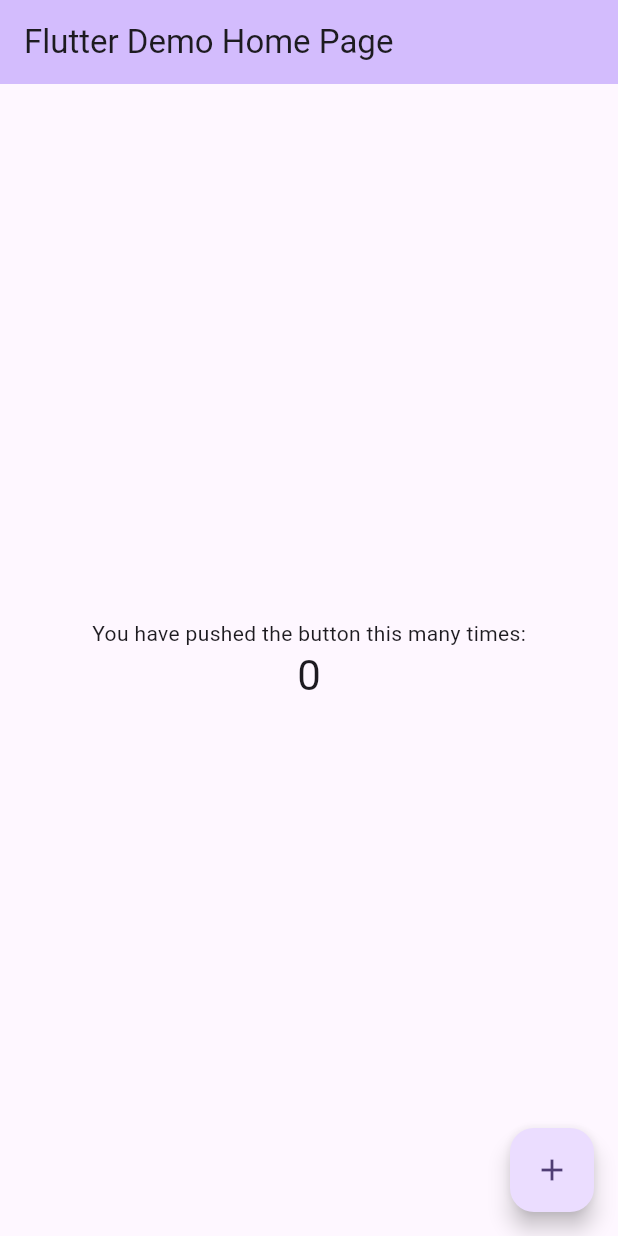
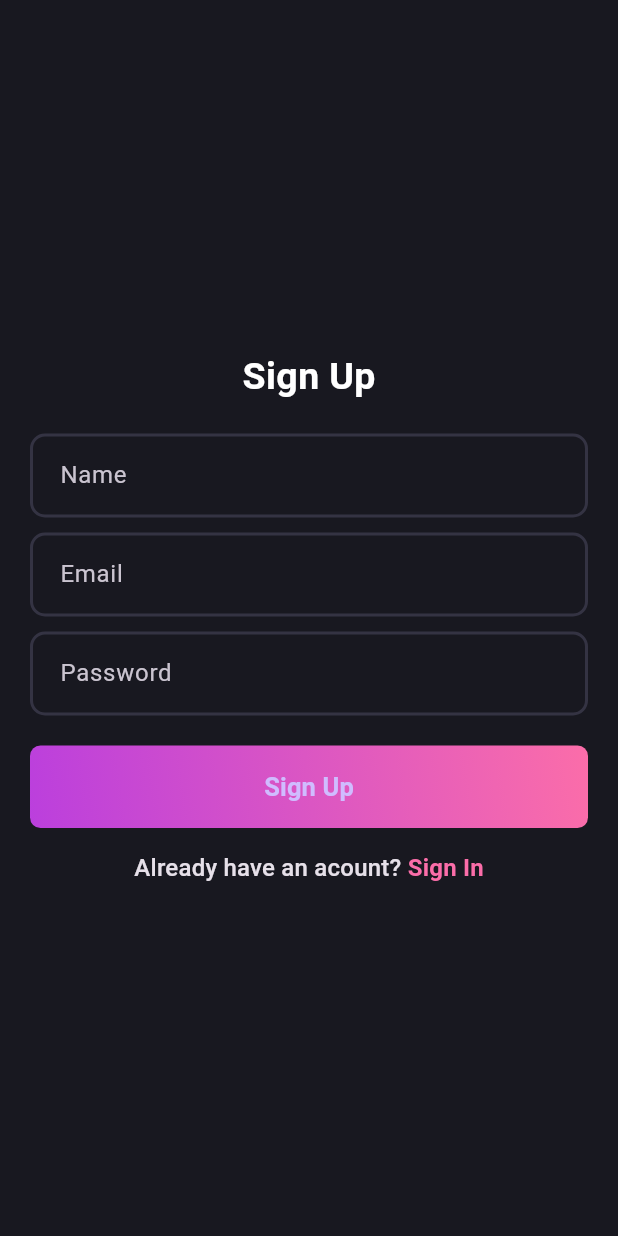
Before and after one commit to about-flutter/blog, a Flutter app: the screen it shows after launch, on a phone screen of 412 x 824 dp. Run offline on Flutter 3.47's test engine with Material 3 defaults, Android fonts, the phone set to English and light mode, and no system bars.

Commit message:
form sign up screen

```diff
--- /dev/null
+++ b/lib/core/theme/appPalette.dart
@@ -0,0 +1,14 @@
+
+
+import 'package:flutter/material.dart';
+class AppPalette {
+  static const Color backgroundColor = Color.fromRGBO(24, 24, 32, 1);
+  static const Color gradient1 = Color.fromRGBO(187, 63, 221, 1);
+  static const Color gradient2 = Color.fromRGBO(251, 109, 169, 1);
+  static const Color gradient3 = Color.fromRGBO(255, 159, 124, 1);
+  static const Color borderColor = Color.fromRGBO(52, 51, 67, 1);
+  static const Color whiteColor = Colors.white;
+  static const Color greyColor = Colors.grey;
+  static const Color errorColor = Colors.redAccent;
+  static const Color transparentColor = Colors.transparent;
+}
--- /dev/null
+++ b/lib/core/theme/theme.dart
@@ -0,0 +1,22 @@
+import 'package:blog/core/theme/appPalette.dart';
+import 'package:flutter/material.dart';
+
+class AppTheme {
+
+static border([Color color = AppPalette.borderColor]) => OutlineInputBorder(
+    borderSide: BorderSide(
+      color: color,
+      width: 2
+      ),
+    borderRadius: BorderRadius.circular(10),
+  );
+
+  static final darkThemeMode = ThemeData.dark().copyWith(
+    scaffoldBackgroundColor: AppPalette.backgroundColor,
+   inputDecorationTheme: InputDecorationTheme(
+    contentPadding: const EdgeInsets.all(16),
+    enabledBorder: border(),
+    focusedBorder: border(AppPalette.gradient2),
+   )
+  );
+}
--- /dev/null
+++ b/lib/features/auth/presentation/pages/signup_screen.dart
@@ -0,0 +1,79 @@
+import 'package:blog/core/theme/appPalette.dart';
+import 'package:blog/features/auth/presentation/widgets/auth_gradient_button.dart';
+import 'package:blog/features/auth/presentation/widgets/text_field.dart';
+import 'package:flutter/material.dart';
+
+class SignUpScreen extends StatefulWidget {
+  const SignUpScreen({super.key});
+
+  @override
+  State<SignUpScreen> createState() => _SignUpScreenState();
+}
+
+class _SignUpScreenState extends State<SignUpScreen> {
+  final formKey = GlobalKey<FormState>();
+  final emailController = TextEditingController();
+  final nameController = TextEditingController();
+  final passwordController = TextEditingController();
+  @override
+  void dispose() {
+    emailController.dispose();
+    nameController.dispose();
+    passwordController.dispose();
+    super.dispose();
+  }
+
+  @override
+  Widget build(BuildContext context) {
+    return Scaffold(
+      body: Padding(
+        padding: const EdgeInsets.all(20.0),
+        child: Form(
+          key: formKey,
+          child: Column(
+            mainAxisAlignment: MainAxisAlignment.center,
+            children: [
+              Text(
+                'Sign Up',
+                style: TextStyle(
+                  fontSize: 25,
+                  color: AppPalette.whiteColor,
+                  fontWeight: FontWeight.bold,
+                ),
+              ),
+              const SizedBox(height: 20),
+              AuthField(hintText: 'Name',
+              controller: nameController),
+              const SizedBox(height: 10),
+              AuthField(hintText: 'Email',
+              controller: emailController),
+              const SizedBox(height: 10),
+              AuthField(hintText: 'Password',
+              controller: passwordController,
+              isViewText: true,
+              ),
+              const SizedBox(height: 20),
+              AuthGradientButton(),
+              const SizedBox(height: 15),
+              RichText(
+                text: TextSpan(
+                  text: 'Already have an acount?',
+                  style: Theme.of(context).textTheme.titleMedium,
+                  children: [
+                    TextSpan(
+                      text: ' Sign In',
+                      style: Theme.of(context).textTheme.titleMedium?.copyWith(
+                        color: AppPalette.gradient2,
+                        fontWeight: FontWeight.bold,
+                      ),
+                    ),
+                  ],
+                ),
+              ),
+            ],
+          ),
+        ),
+      ),
+    );
+  }
+}
--- /dev/null
+++ b/lib/features/auth/presentation/widgets/auth_gradient_button.dart
@@ -0,0 +1,36 @@
+
+
+import 'package:blog/core/theme/appPalette.dart';
+import 'package:flutter/material.dart';
+
+class AuthGradientButton extends StatelessWidget {
+  const AuthGradientButton({super.key});
+  @override
+  Widget build(BuildContext context) {
+    return Container(
+      decoration: BoxDecoration(
+        gradient: const LinearGradient(colors: [
+          AppPalette.gradient1,
+          AppPalette.gradient2,
+
+        ],
+        begin: Alignment.bottomLeft,
+        end: Alignment.topRight,
+        ),
+        borderRadius: BorderRadius.circular(7),
+      ),
+      child: ElevatedButton(
+        onPressed: () {},
+        style: ElevatedButton.styleFrom(
+          fixedSize: Size(395, 55),
+          backgroundColor: AppPalette.transparentColor,
+          shadowColor: AppPalette.transparentColor
+        ),
+        child: const Text('Sign Up',
+        style:TextStyle(fontSize: 17, fontWeight: FontWeight.bold) ,
+        ),
+        ),
+    );
+  }
+
+}
--- /dev/null
+++ b/lib/features/auth/presentation/widgets/text_field.dart
@@ -0,0 +1,31 @@
+import 'package:flutter/material.dart';
+
+class AuthField extends StatelessWidget {
+  final String hintText;
+  final TextEditingController controller;
+  final bool isViewText;
+  const AuthField({
+    super.key,
+    required this.hintText,
+    required this.controller,
+    this.isViewText = false,
+  });
+
+  @override
+  Widget build(BuildContext context) {
+    return TextFormField(
+      controller: controller,
+      decoration: InputDecoration(
+        hintText: hintText,
+        border: OutlineInputBorder(),
+      ),
+      validator: (value) {
+        if (value!.isEmpty) {
+          return "$hintText is missing! ";
+        }
+        return null;
+      },
+      obscureText: isViewText,
+    );
+  }
+}
--- a/lib/main.dart
+++ b/lib/main.dart
@@ -1,3 +1,6 @@
+
+import 'package:blog/core/theme/theme.dart';
+import 'package:blog/features/auth/presentation/pages/signup_screen.dart';
 import 'package:flutter/material.dart';
 
 void main() {
@@ -11,112 +14,11 @@ class MyApp extends StatelessWidget {
   @override
   Widget build(BuildContext context) {
     return MaterialApp(
-      title: 'Flutter Demo',
-      theme: ThemeData(
-        // This is the theme of your application.
-        //
-        // TRY THIS: Try running your application with "flutter run". You'll see
-        // the application has a purple toolbar. Then, without quitting the app,
-        // try changing the seedColor in the colorScheme below to Colors.green
-        // and then invoke "hot reload" (save your changes or press the "hot
-        // reload" button in a Flutter-supported IDE, or press "r" if you used
-        // the command line to start the app).
-        //
-        // Notice that the counter didn't reset back to zero; the application
-        // state is not lost during the reload. To reset the state, use hot
-        // restart instead.
-        //
-        // This works for code too, not just values: Most code changes can be
-        // tested with just a hot reload.
-        colorScheme: ColorScheme.fromSeed(seedColor: Colors.deepPurple),
-      ),
-      home: const MyHomePage(title: 'Flutter Demo Home Page'),
+      debugShowCheckedModeBanner: false,
+      title: 'Blog App',
+      theme: AppTheme.darkThemeMode,
+     home: SignUpScreen()
     );
+
   }
 }
-
-class MyHomePage extends StatefulWidget {
-  const MyHomePage({super.key, required this.title});
-
-  // This widget is the home page of your application. It is stateful, meaning
-  // that it has a State object (defined below) that contains fields that affect
-  // how it looks.
-
-  // This class is the configuration for the state. It holds the values (in this
-  // case the title) provided by the parent (in this case the App widget) and
-  // used by the build method of the State. Fields in a Widget subclass are
-  // always marked "final".
-
-  final String title;
-
-  @override
-  State<MyHomePage> createState() => _MyHomePageState();
-}
-
-class _MyHomePageState extends State<MyHomePage> {
-  int _counter = 0;
-
-  void _incrementCounter() {
-    setState(() {
-      // This call to setState tells the Flutter framework that something has
-      // changed in this State, which causes it to rerun the build method below
-      // so that the display can reflect the updated values. If we changed
-      // _counter without calling setState(), then the build method would not be
-      // called again, and so nothing would appear to happen.
-      _counter++;
-    });
-  }
-
-  @override
-  Widget build(BuildContext context) {
-    // This method is rerun every time setState is called, for instance as done
-    // by the _incrementCounter method above.
-    //
-    // The Flutter framework has been optimized to make rerunning build methods
-    // fast, so that you can just rebuild anything that needs updating rather
-    // than having to individually change instances of widgets.
-    return Scaffold(
-      appBar: AppBar(
-        // TRY THIS: Try changing the color here to a specific color (to
-        // Colors.amber, perhaps?) and trigger a hot reload to see the AppBar
-        // change color while the other colors stay the same.
-        backgroundColor: Theme.of(context).colorScheme.inversePrimary,
-        // Here we take the value from the MyHomePage object that was created by
-        // the App.build method, and use it to set our appbar title.
-        title: Text(widget.title),
-      ),
-      body: Center(
-        // Center is a layout widget. It takes a single child and positions it
-        // in the middle of the parent.
-        child: Column(
-          // Column is also a layout widget. It takes a list of children and
-          // arranges them vertically. By default, it sizes itself to fit its
-          // children horizontally, and tries to be as tall as its parent.
-          //
-          // Column has various properties to control how it sizes itself and
-          // how it positions its children. Here we use mainAxisAlignment to
-          // center the children vertically; the main axis here is the vertical
-          // axis because Columns are vertical (the cross axis would be
-          // horizontal).
-          //
-          // TRY THIS: Invoke "debug painting" (choose the "Toggle Debug Paint"
-          // action in the IDE, or press "p" in the console), to see the
-          // wireframe for each widget.
-          mainAxisAlignment: MainAxisAlignment.center,
-          children: <Widget>[
-            const Text('You have pushed the button this many times:'),
-            Text(
-              '$_counter',
-              style: Theme.of(context).textTheme.headlineMedium,
-            ),
-          ],
-        ),
-      ),
-      floatingActionButton: FloatingActionButton(
-        onPressed: _incrementCounter,
-        tooltip: 'Increment',
-        child: const Icon(Icons.add),
-      ), // This trailing comma makes auto-formatting nicer for build methods.
-    );
-  }
-}
```
